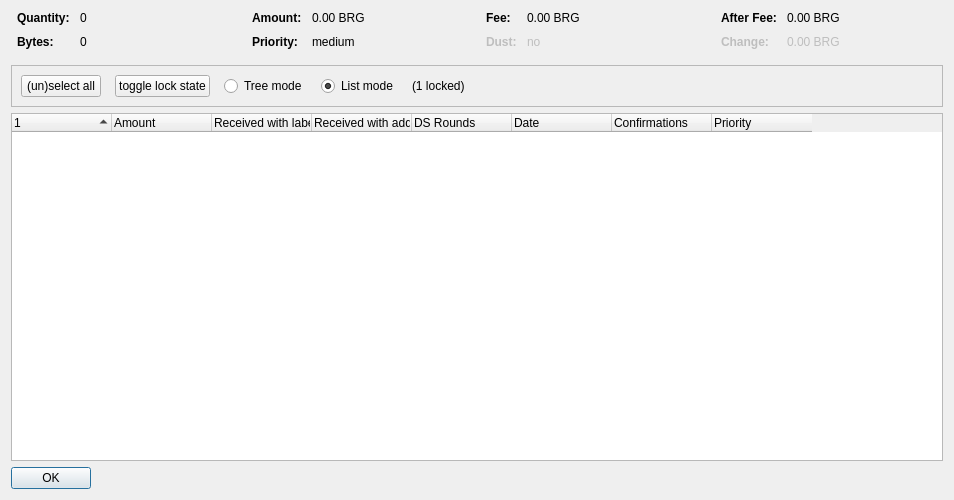
Above: src/qt/forms/coincontroldialog.ui from bringproject/bring before the change. Below: the same form after it.
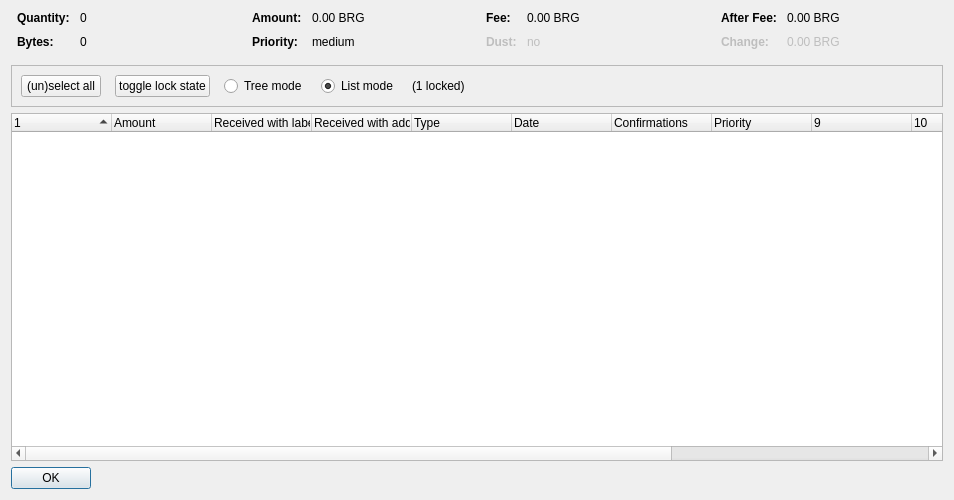
That is the form after the change. Custom widgets are drawn as their Qt base class.

Diff of the .ui file:
```diff
--- a/src/qt/forms/coincontroldialog.ui
+++ b/src/qt/forms/coincontroldialog.ui
@@ -447,7 +447,7 @@
       <bool>false</bool>
      </property>
      <property name="columnCount">
-      <number>8</number>
+      <number>13</number>
      </property>
      <attribute name="headerShowSortIndicator" stdset="0">
       <bool>true</bool>
@@ -477,7 +477,7 @@
      </column>
      <column>
       <property name="text">
-       <string>DS Rounds</string>
+	<string>Type</string>
       </property>
      </column>
      <column>
@@ -498,6 +498,31 @@
        <string>Priority</string>
       </property>
      </column>
+     <column>
+      <property name="text">
+       <string/>
+      </property>
+     </column>
+     <column>
+      <property name="text">
+       <string/>
+      </property>
+     </column>
+     <column>
+      <property name="text">
+       <string/>
+      </property>
+     </column>
+     <column>
+      <property name="text">
+       <string/>
+      </property>
+     </column>
+     <column>
+      <property name="text">
+       <string/>
+      </property>
+     </column>
     </widget>
    </item>
    <item>
```
Left out of the diff: 2 changed lines with no effect on the pictures.
